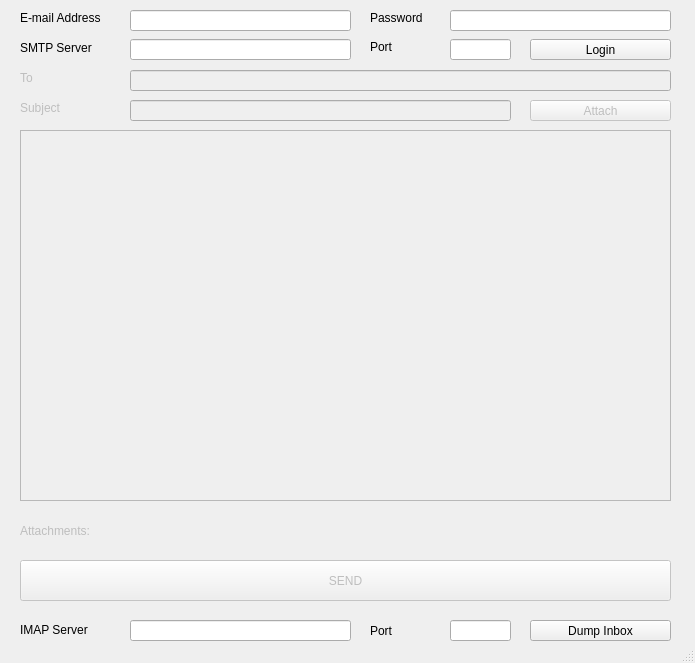
Above: mailgui.ui from nahorov/Lightweight-Python-Email-Client before the change. Below: the same form after it.
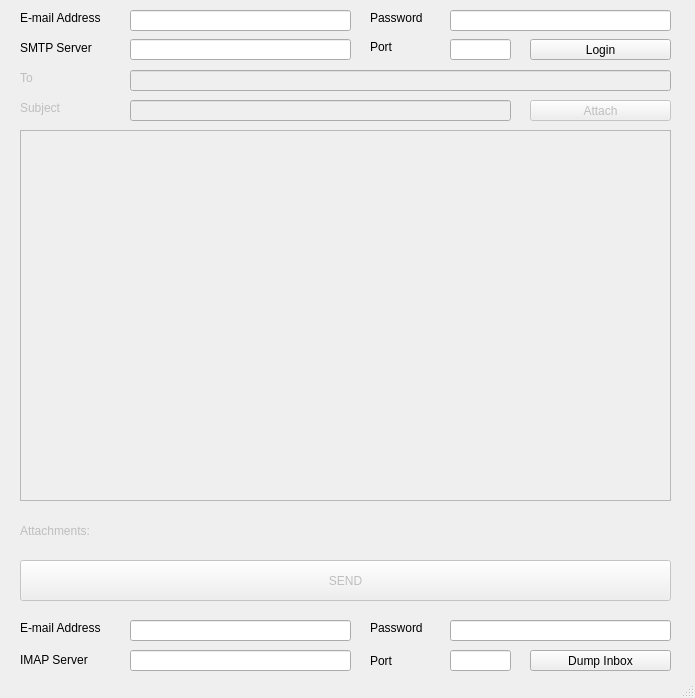
That is the form after the change.

The edit to the form file:
```diff
--- a/mailgui.ui
+++ b/mailgui.ui
@@ -7,7 +7,7 @@
     <x>0</x>
     <y>0</y>
     <width>695</width>
-    <height>663</height>
+    <height>698</height>
    </rect>
   </property>
   <property name="windowTitle">
@@ -266,7 +266,7 @@
     <property name="geometry">
      <rect>
       <x>530</x>
-      <y>620</y>
+      <y>650</y>
       <width>141</width>
       <height>21</height>
      </rect>
@@ -279,7 +279,7 @@
     <property name="geometry">
      <rect>
       <x>130</x>
-      <y>620</y>
+      <y>650</y>
       <width>221</width>
       <height>21</height>
      </rect>
@@ -289,7 +289,7 @@
     <property name="geometry">
      <rect>
       <x>450</x>
-      <y>620</y>
+      <y>650</y>
       <width>61</width>
       <height>21</height>
      </rect>
@@ -299,7 +299,7 @@
     <property name="geometry">
      <rect>
       <x>20</x>
-      <y>620</y>
+      <y>650</y>
       <width>91</width>
       <height>20</height>
      </rect>
@@ -312,7 +312,7 @@
     <property name="geometry">
      <rect>
       <x>370</x>
-      <y>620</y>
+      <y>650</y>
       <width>31</width>
       <height>21</height>
      </rect>
@@ -321,6 +321,55 @@
      <string>Port</string>
     </property>
    </widget>
+   <widget class="QLabel" name="EAlabel_2">
+    <property name="geometry">
+     <rect>
+      <x>20</x>
+      <y>620</y>
+      <width>101</width>
+      <height>16</height>
+     </rect>
+    </property>
+    <property name="text">
+     <string>E-mail Address</string>
+    </property>
+   </widget>
+   <widget class="QLabel" name="PWLabel_2">
+    <property name="geometry">
+     <rect>
+      <x>370</x>
+      <y>620</y>
+      <width>71</width>
+      <height>16</height>
+     </rect>
+    </property>
+    <property name="text">
+     <string>Password</string>
+    </property>
+   </widget>
+   <widget class="QLineEdit" name="imap_password">
+    <property name="geometry">
+     <rect>
+      <x>450</x>
+      <y>620</y>
+      <width>221</width>
+      <height>21</height>
+     </rect>
+    </property>
+    <property name="echoMode">
+     <enum>QLineEdit::Password</enum>
+    </property>
+   </widget>
+   <widget class="QLineEdit" name="imap_email_address">
+    <property name="geometry">
+     <rect>
+      <x>130</x>
+      <y>620</y>
+      <width>221</width>
+      <height>21</height>
+     </rect>
+    </property>
+   </widget>
   </widget>
   <widget class="QStatusBar" name="statusbar"/>
  </widget>
```
